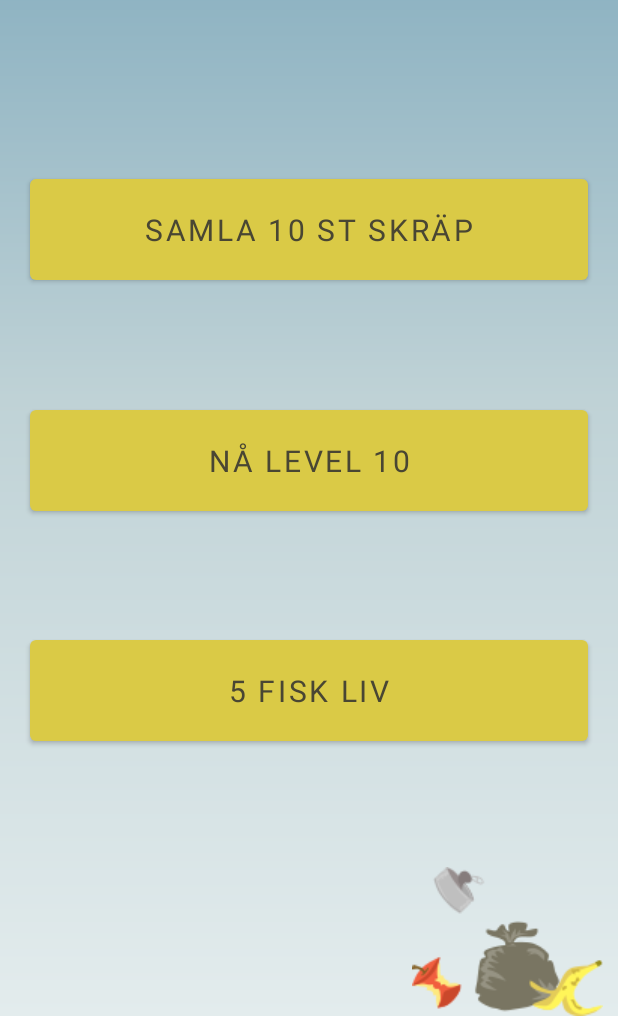
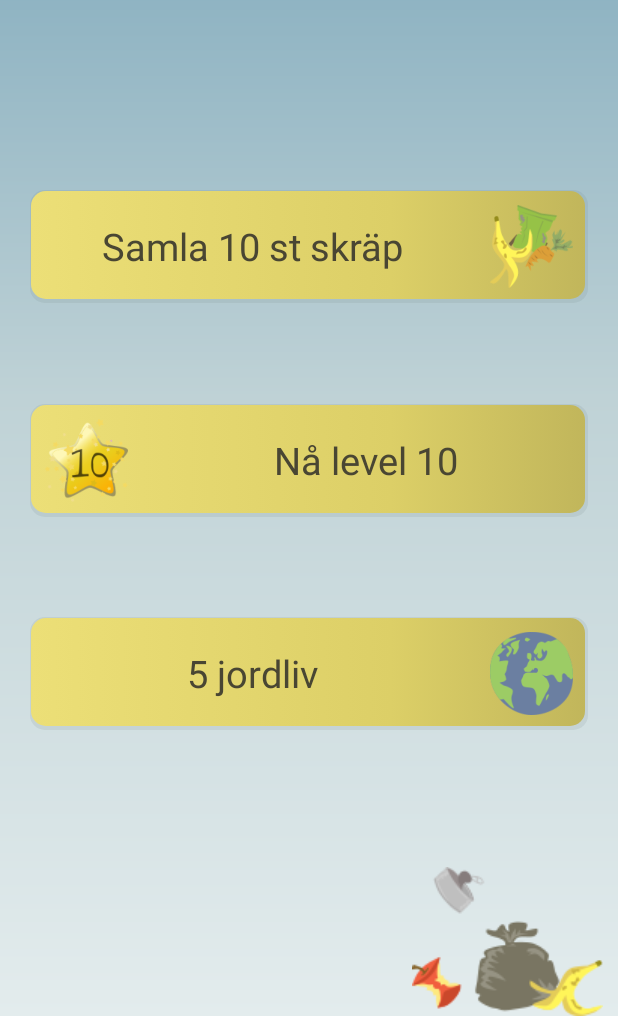
Before and after one commit to EmmaAmnesten/remove-rubbish-children-games, an Android app: the screen it shows after launch (MainActivity), on a phone screen of 412 x 824 dp, the part 220-1236 px from its top. Run offline under Robolectric (Android 15) with nearby library versions, the phone set to English and light mode, and no system bars; Roboto replaces fonts that are not available here.

Commit message:
Add image for button in main by using linerLayout and add click attribute from xml. Adding sound for life lost. Add different end image for gameType2.

```diff
--- a/app/src/main/java/com/example/bortmedskrp/AnimationsImage.java
+++ b/app/src/main/java/com/example/bortmedskrp/AnimationsImage.java
@@ -1,4 +1,6 @@
 package com.example.bortmedskrp;
+
+import static com.example.bortmedskrp.SaveTheOcean.gameNumber;
 
 import android.graphics.drawable.AnimationDrawable;
 import android.os.Handler;
@@ -105,12 +107,17 @@ class AnimationsImage {
 
     public void finishRainbow(SaveTheOcean saveTheOcean, int displayWidth){
         ImageView finishImageView = new ImageView(saveTheOcean);
-        finishImageView.setBackgroundResource(R.drawable.end_rainbow);
+        if(gameNumber== 1){
+            finishImageView.setBackgroundResource(R.drawable.end_rainbow_10);
+        }else{
+            finishImageView.setBackgroundResource(R.drawable.end_rainbow);
+        }
         saveTheOcean.constraintLayout.addView(finishImageView);
         finishImageView.setY((- (displayWidth >> 1)));
         finishImageView.setX(displayWidth);
 
-        Animation animation1 = AnimationUtils.loadAnimation(saveTheOcean.getApplicationContext(), R.anim.animation_finish_rainbow);
-        finishImageView.startAnimation(animation1);
+        Animation animation = AnimationUtils.loadAnimation(saveTheOcean.getApplicationContext(),
+                R.anim.animation_finish_rainbow);
+        finishImageView.startAnimation(animation);
     }
 }
--- a/app/src/main/java/com/example/bortmedskrp/MainActivity.java
+++ b/app/src/main/java/com/example/bortmedskrp/MainActivity.java
@@ -3,13 +3,12 @@ package com.example.bortmedskrp;
 import androidx.appcompat.app.AppCompatActivity;
 import android.content.Intent;
 import android.os.Bundle;
-import android.widget.Button;
+import android.widget.LinearLayout;
+import android.widget.TextView;
 
 /**
  * Buttons for various game types.
  */
-
-// TODO: 2022-03-10 add image on buttons, so children who can not read see differences on buttons
 
 public class MainActivity extends AppCompatActivity {
 
@@ -30,20 +29,24 @@ public class MainActivity extends AppCompatActivity {
         GameTypes.gameType gameType2 = gameTypes.getGameTypeByPosition(game2Num);
         GameTypes.gameType gameType3 = gameTypes.getGameTypeByPosition(game3Num);
 
-        Button buttonGameSaveTheOceanLevel1 = findViewById(R.id.button_level1);
-        Button buttonGameSaveTheOceanLevel2 = findViewById(R.id.button_level2);
-        Button buttonGameSaveTheOceanLevel3 = findViewById(R.id.button_level3);
+        LinearLayout buttonGame1 = findViewById(R.id.button_game1);
+        LinearLayout buttonGame2 = findViewById(R.id.button_game2);
+        LinearLayout buttonGame3 = findViewById(R.id.button_game3);
 
-        buttonGameSaveTheOceanLevel1.setText(getString(gameType1.buttonStringValue,
+        TextView buttonGame1Text = findViewById(R.id.button_game1_text);
+        TextView buttonGame2Text = findViewById(R.id.button_game2_text);
+        TextView buttonGame3Text = findViewById(R.id.button_game3_text);
+
+        buttonGame1Text.setText(getString(gameType1.buttonStringValue,
                 String.valueOf(gameType1.gameGoalNumValue)));
-        buttonGameSaveTheOceanLevel2.setText(getString(gameType2.buttonStringValue,
+        buttonGame2Text.setText(getString(gameType2.buttonStringValue,
                 String.valueOf(gameType2.gameGoalNumValue)));
-        buttonGameSaveTheOceanLevel3.setText(getString(gameType3.buttonStringValue,
+        buttonGame3Text.setText(getString(gameType3.buttonStringValue,
                 String.valueOf(gameType3.gameGoalNumValue)));
 
-        buttonGameSaveTheOceanLevel1.setOnClickListener(v -> startGameSaveOcean(game1Num));
-        buttonGameSaveTheOceanLevel2.setOnClickListener(v -> startGameSaveOcean(game2Num));
-        buttonGameSaveTheOceanLevel3.setOnClickListener(v -> startGameSaveOcean(game3Num));
+        buttonGame1.setOnClickListener(v -> startGameSaveOcean(game1Num));
+        buttonGame2.setOnClickListener(v -> startGameSaveOcean(game2Num));
+        buttonGame3.setOnClickListener(v -> startGameSaveOcean(game3Num));
     }
 
 
--- a/app/src/main/java/com/example/bortmedskrp/MusicController.java
+++ b/app/src/main/java/com/example/bortmedskrp/MusicController.java
@@ -58,6 +58,10 @@ class MusicController {
         soundItem.start();
     }
 
-    // TODO: 2022-03-01 sound effects life lost.
+    public void soundLifeLost(){
+        MediaPlayer soundLifeLost = MediaPlayer.create(context, R.raw.sound_life_lost_uhoh);
+        soundLifeLost.setOnCompletionListener(mp -> soundLifeLost.release());
+        soundLifeLost.start();
+    }
 
 }
--- a/app/src/main/java/com/example/bortmedskrp/SaveTheOcean.java
+++ b/app/src/main/java/com/example/bortmedskrp/SaveTheOcean.java
@@ -48,7 +48,7 @@ public class SaveTheOcean extends AppCompatActivity {
 
     ConstraintLayout constraintLayout;
     TextView textViewCounterType;
-    TextView textViewNumCounter;
+    TextView textViewCounterNum;
     ImageView fishView;
     ImageView countDownView;
     ProgressBar progressBarPoints;
@@ -78,7 +78,7 @@ public class SaveTheOcean extends AppCompatActivity {
 
         constraintLayout = findViewById(R.id.constraintLayout);
         textViewCounterType = findViewById(R.id.textViewCounterType);
-        textViewNumCounter = findViewById(R.id.textViewNumCounter);
+        textViewCounterNum = findViewById(R.id.textViewNumCounter);
         countDownView = findViewById(R.id.downCounterView);
         fishView = findViewById(R.id.fishView);
         progressBarPoints = findViewById(R.id.progressBarPoints);
@@ -117,24 +117,26 @@ public class SaveTheOcean extends AppCompatActivity {
         itemWidthHeight = displayWidth/displayDividerItemWidth;
         lifeWidthHeight = displayWidth/displayDividerLifeWidth;
 
+
         if(gameNumber == 0){
             textViewCounterType.setVisibility(View.INVISIBLE);
-            textViewNumCounter.setVisibility(View.INVISIBLE);
+            textViewCounterNum.setVisibility(View.INVISIBLE);
             goalPoints = gameType.gameGoalNumValue;
             progressBarPoints.setMax(goalPoints);
         }else if(gameNumber == 1){
             textViewCounterType.setText(R.string.text_level);
-            textViewNumCounter.setText(String.valueOf(gameLevel));
+            textViewCounterNum.setText(String.valueOf(gameLevel));
             //level starts at lev 1. 5 points between lev 1 and lev 2. then 10 points for all next coming levels.
             goalPoints = 5 + ((gameType.gameGoalNumValue - 2) * 10);
             progressBarPoints.setMax(goalPoints);
         }else{
             textViewCounterType.setText(R.string.text_points);
-            textViewNumCounter.setText(String.valueOf(gamePoints));
+            textViewCounterNum.setText(String.valueOf(gamePoints));
             progressBarPoints.setVisibility(View.INVISIBLE);
             for(int i = 0; i < gameType.gameGoalNumValue; i++){
                 ImageView ivLife = new ImageView(this);
-                ivLife.setImageResource(R.drawable.item_animal_fish_2);
+                ivLife.setImageResource(R.drawable.button_earth);
+                ivLife.setPadding(15,15,15,15);
                 lifeImageList.add(ivLife);
             }
             upDateLife();
@@ -223,7 +225,7 @@ public class SaveTheOcean extends AppCompatActivity {
             }
 
             if(gameNumber == 1){
-                textViewNumCounter.setText(String.valueOf(gameLevel));
+                textViewCounterNum.setText(String.valueOf(gameLevel));
             }
 
             if(gamePoints == goalPoints){
@@ -231,7 +233,7 @@ public class SaveTheOcean extends AppCompatActivity {
                 gameOver();
             }
         }else if(gameNumber == 2 && !ifGameFinish){
-            textViewNumCounter.setText(String.valueOf(gamePoints));
+            textViewCounterNum.setText(String.valueOf(gamePoints));
 
             if(!item.getIsTrash() ){
                 removeLife();
@@ -249,6 +251,7 @@ public class SaveTheOcean extends AppCompatActivity {
     public void removeLife(){
         if(!lifeImageList.isEmpty()) {
             lifeImageList.remove(0);
+            musicController.soundLifeLost();
             upDateLife();
         }
     }
@@ -271,7 +274,7 @@ public class SaveTheOcean extends AppCompatActivity {
         animationsImage.finishRainbow(this, displayWidth);
         musicController.startFinishApplause();
         textViewCounterType.bringToFront();
-        textViewNumCounter.bringToFront();
+        textViewCounterNum.bringToFront();
         TextView musicCredit = findViewById(R.id.textviewCredit);
         musicCredit.setVisibility(View.VISIBLE);
         for(int i = 0; i < 50; i++){
--- /dev/null
+++ b/app/src/main/res/drawable-v24/button_background_default.xml
@@ -0,0 +1,24 @@
+<?xml version="1.0" encoding="utf-8"?>
+<layer-list xmlns:android="http://schemas.android.com/apk/res/android">
+    <item>
+        <shape>
+            <solid android:color="#2068767A"/>
+            <corners android:radius="10dp"/>
+        </shape>
+    </item>
+    <item
+        android:top="1dp"
+        android:bottom="3dp"
+        android:left="1dp"
+        android:right="2dp">
+        <shape>
+            <gradient
+                android:startColor="#ECDF77"
+                android:centerColor="@color/background_button_yellow"
+                android:endColor="#C1B65B"
+                android:angle="360"
+                android:centerY="65%"/>>
+            <corners android:radius="10dp"/>
+        </shape>
+    </item>
+</layer-list>
--- /dev/null
+++ b/app/src/main/res/drawable-v24/button_background_onclick.xml
@@ -0,0 +1,24 @@
+<?xml version="1.0" encoding="utf-8"?>
+<layer-list xmlns:android="http://schemas.android.com/apk/res/android">
+    <item>
+        <shape>
+            <solid android:color="#2068767A"/>
+            <corners android:radius="10dp"/>
+        </shape>
+    </item>
+    <item
+        android:top="1dp"
+        android:bottom="3dp"
+        android:left="1dp"
+        android:right="2dp">
+        <shape>
+            <gradient
+                android:startColor="#F1E9A8"
+                android:centerColor="#E1D99D"
+                android:endColor="#BAB483"
+                android:angle="360"
+                android:centerY="65%"/>>
+            <corners android:radius="10dp"/>
+        </shape>
+    </item>
+</layer-list>
--- /dev/null
+++ b/app/src/main/res/drawable-v24/button_background_onclick_attribute.xml
@@ -0,0 +1,10 @@
+<?xml version="1.0" encoding="utf-8"?>
+<selector xmlns:android="http://schemas.android.com/apk/res/android">
+    <item android:state_pressed="true"
+        android:drawable="@drawable/button_background_onclick"/>
+    <item android:state_focused="true"
+        android:drawable="@drawable/button_background_onclick"/>
+    <item android:drawable="@drawable/button_background_default"/>
+</selector>
+
+<!--<layer-list xmlns:android="http://schemas.android.com/apk/res/android">-->
--- a/app/src/main/res/layout/activity_main.xml
+++ b/app/src/main/res/layout/activity_main.xml
@@ -27,44 +27,104 @@
         android:orientation="horizontal"
         app:layout_constraintGuide_percent="0.25" />
 
-    <Button
+    <LinearLayout
         android:layout_width="match_parent"
         android:layout_height="wrap_content"
-        android:id="@+id/button_level1"
-        android:layout_margin="20dp"
-        style="@style/ButtonStyle"
-        android:text="@string/game1_button"
+        android:id="@+id/button_game1"
+        android:orientation="horizontal"
+        android:layout_marginStart="20dp"
+        android:layout_marginEnd="20dp"
+        android:background="@drawable/button_background_onclick_attribute"
         app:layout_constraintTop_toBottomOf="@id/guideline1"
-        app:layout_constraintBottom_toTopOf="@id/button_level2"
+        app:layout_constraintBottom_toTopOf="@id/button_game2"
         app:layout_constraintStart_toStartOf="parent"
         app:layout_constraintEnd_toEndOf="parent">
-    </Button>
 
-    <Button
+        <TextView
+            android:layout_width="0dp"
+            android:layout_height="wrap_content"
+            android:id="@+id/button_game1_text"
+            style="@style/ButtonStyle"
+            android:text="@string/game1_button"
+            android:textAlignment="center"
+            android:layout_gravity="center"
+            android:layout_weight="1"/>
+
+        <ImageView
+            android:layout_width="75dp"
+            android:layout_height="75dp"
+            android:src="@drawable/button_trash"
+            android:contentDescription="@string/game1_button_image"
+            android:layout_gravity="center"
+            android:padding="10dp" />
+
+    </LinearLayout>
+
+    <LinearLayout
         android:layout_width="match_parent"
         android:layout_height="wrap_content"
-        android:id="@+id/button_level2"
-        android:layout_margin="20dp"
-        style="@style/ButtonStyle"
-        android:text="@string/game1_button"
-        app:layout_constraintTop_toBottomOf="@id/button_level1"
-        app:layout_constraintBottom_toTopOf="@id/button_level3"
+        android:id="@+id/button_game2"
+        android:orientation="horizontal"
+        android:layout_marginStart="20dp"
+        android:layout_marginEnd="20dp"
+        android:background="@drawable/button_background_onclick_attribute"
+        app:layout_constraintTop_toBottomOf="@id/button_game1"
+        app:layout_constraintBottom_toTopOf="@id/button_game3"
         app:layout_constraintStart_toStartOf="parent"
         app:layout_constraintEnd_toEndOf="parent">
-    </Button>
 
-    <Button
+        <ImageView
+            android:layout_width="75dp"
+            android:layout_height="75dp"
+            android:src="@drawable/button_star10"
+            android:contentDescription="@string/game2_button_image"
+            android:layout_gravity="center"
+            android:padding="10dp" />
+
+        <TextView
+            android:layout_width="0dp"
+            android:layout_height="wrap_content"
+            android:id="@+id/button_game2_text"
+            style="@style/ButtonStyle"
+            android:text="@string/game2_button"
+            android:textAlignment="center"
+            android:layout_gravity="center"
+            android:layout_weight="1"/>
+
+    </LinearLayout>
+
+    <LinearLayout
         android:layout_width="match_parent"
         android:layout_height="wrap_content"
-        android:id="@+id/button_level3"
-        android:layout_margin="20dp"
-        style="@style/ButtonStyle"
-        android:text="@string/game1_button"
-        app:layout_constraintTop_toBottomOf="@id/button_level2"
-        app:layout_constraintBottom_toBottomOf="@id/guideline2"
+        android:id="@+id/button_game3"
+        android:orientation="horizontal"
+        android:layout_marginStart="20dp"
+        android:layout_marginEnd="20dp"
+        android:background="@drawable/button_background_onclick_attribute"
+        app:layout_constraintTop_toBottomOf="@id/button_game2"
+        app:layout_constraintBottom_toTopOf="@id/guideline2"
         app:layout_constraintStart_toStartOf="parent"
         app:layout_constraintEnd_toEndOf="parent">
-    </Button>
+
+        <TextView
+            android:layout_width="0dp"
+            android:layout_height="wrap_content"
+            android:id="@+id/button_game3_text"
+            style="@style/ButtonStyle"
+            android:text="@string/game3_button"
+            android:textAlignment="center"
+            android:layout_gravity="center"
+            android:layout_weight="1"/>
+
+        <ImageView
+            android:layout_width="75dp"
+            android:layout_height="75dp"
+            android:src="@drawable/button_earth"
+            android:contentDescription="@string/game3_button_image"
+            android:layout_gravity="center"
+            android:padding="10dp" />
+
+    </LinearLayout>
 
     <androidx.constraintlayout.widget.Guideline
         android:id="@+id/guideline2"
@@ -86,4 +146,6 @@
         android:contentDescription="@string/content_description_trash_group">
     </ImageView>
 
+
+
 </androidx.constraintlayout.widget.ConstraintLayout>
--- a/app/src/main/res/layout/activity_save_the_ocean.xml
+++ b/app/src/main/res/layout/activity_save_the_ocean.xml
@@ -7,6 +7,7 @@
     tools:context=".SaveTheOcean"
     android:id="@+id/constraintLayout"
     android:background="@drawable/gradient_background_sky_blue">
+
 
     <TextView
         android:layout_width="wrap_content"
--- a/app/src/main/res/values-night/themes.xml
+++ /dev/null
@@ -1,16 +0,0 @@
-<resources xmlns:tools="http://schemas.android.com/tools">
-    <!-- Base application theme. -->
-    <style name="Theme.BortMedSkräp" parent="Theme.MaterialComponents.DayNight.DarkActionBar">
-        <!-- Primary brand color. -->
-        <item name="colorPrimary">@color/blue_light</item>
-        <item name="colorPrimaryVariant">@color/blue_dark</item>
-        <item name="colorOnPrimary">@color/black</item>
-        <!-- Secondary brand color. -->
-        <item name="colorSecondary">@color/teal_200</item>
-        <item name="colorSecondaryVariant">@color/teal_200</item>
-        <item name="colorOnSecondary">@color/black</item>
-        <!-- Status bar color. -->
-        <item name="android:statusBarColor" tools:targetApi="l">?attr/colorPrimaryVariant</item>
-        <!-- Customize your theme here. -->
-    </style>
-</resources>
--- a/app/src/main/res/values/colors.xml
+++ b/app/src/main/res/values/colors.xml
@@ -3,12 +3,12 @@
     <color name="blue_light">#EBF2F3</color>
     <color name="blue_middle">#7EA1B1</color>
     <color name="blue_dark">#536E7A</color>
-    <color name="teal_200">#FF03DAC5</color>
-    <color name="teal_700">#FF018786</color>
     <color name="black">#FF000000</color>
     <color name="white">#FFFFFFFF</color>
     <color name="green_good_progress">#B8E37C</color>
     <color name="text_dark">#494324</color>
     <color name="text_white">#FFFFFFFF</color>
-    <color name="background_button">#DACA46</color>
+    <color name="background_button">@color/blue_dark</color>
+    <color name="background_button_yellow_b">#DACA46</color>
+    <color name="background_button_yellow">#DCCF67</color>
 </resources>
--- a/app/src/main/res/values/strings.xml
+++ b/app/src/main/res/values/strings.xml
@@ -3,15 +3,19 @@
     <string name="game1_name">Rädda havet</string>
     <string name="game1_button">Samla %1$s st skräp</string>
     <string name="game2_button">Nå level %1$s</string>
-    <string name="game3_button">%1$s fisk liv</string>
+    <string name="game3_button">%1$s jordliv</string>
+    <string name="game1_button_image">Banan</string>
+    <string name="game2_button_image">Nummer 10</string>
+    <string name="game3_button_image">Jorden</string>
 
     <string name="text_level">Level</string>
     <string name="text_points">Poäng</string>
     <string name="music_credit">Music: www.bensound.com</string>
 
     <string name="content_description_fish">Fisk</string>
-    <string name="content_description_water">Water</string>
+    <string name="content_description_water">Vatten</string>
     <string name="content_description_count_down">Räknar ner. 3–2–1-start</string>
     <string name="content_description_trash_group">En samling med skräp</string>
 
+
 </resources>
--- a/app/src/main/res/values/style.xml
+++ b/app/src/main/res/values/style.xml
@@ -1,21 +1,18 @@
 <?xml version="1.0" encoding="utf-8"?>
 
+<resources>
+    <style name="TextviewStyle.Header">
+        <item name="android:textColor">@color/text_white</item>
+        <item name="android:textSize">65sp</item>
+    </style>
 
-<resources>
     <style name="TextviewStyle">
         <item name="android:textColor">#494633</item>
         <item name="android:fontFamily">@font/annie_use_your_telescope</item>
     </style>
 
-    <style name="TextviewStyle.Header">
-        <item name="android:textColor">@color/text_white</item>
-        <item name="android:textSize">65sp</item>
+    <style name="ButtonStyle" parent="TextviewStyle">
+        <item name="android:textSize">25sp</item>
     </style>
 
-    <style name="ButtonStyle" parent="TextviewStyle">
-        <item name="android:textSize">20sp</item>
-        <item name="android:padding">20dp</item>
-    </style>
-
-
 </resources>
--- a/app/src/main/res/values/themes.xml
+++ b/app/src/main/res/values/themes.xml
@@ -5,10 +5,6 @@
         <item name="colorPrimary">@color/background_button</item>
         <item name="colorPrimaryVariant">@color/blue_dark</item>
         <item name="colorOnPrimary">@color/white</item>
-        <!-- Secondary brand color. -->
-        <item name="colorSecondary">@color/teal_200</item>
-        <item name="colorSecondaryVariant">@color/teal_700</item>
-        <item name="colorOnSecondary">@color/black</item>
         <!-- Status bar color. -->
         <item name="android:statusBarColor" tools:targetApi="l">@color/blue_dark</item>
         <!-- Customize your theme here. -->
```
Also changed, not shown: app/src/main/res/drawable/button_earth.png (added), app/src/main/res/drawable/button_star10.png (added), app/src/main/res/drawable/button_trash.png (added), app/src/main/res/drawable/end_rainbow_10.png (added), 1 other file.
